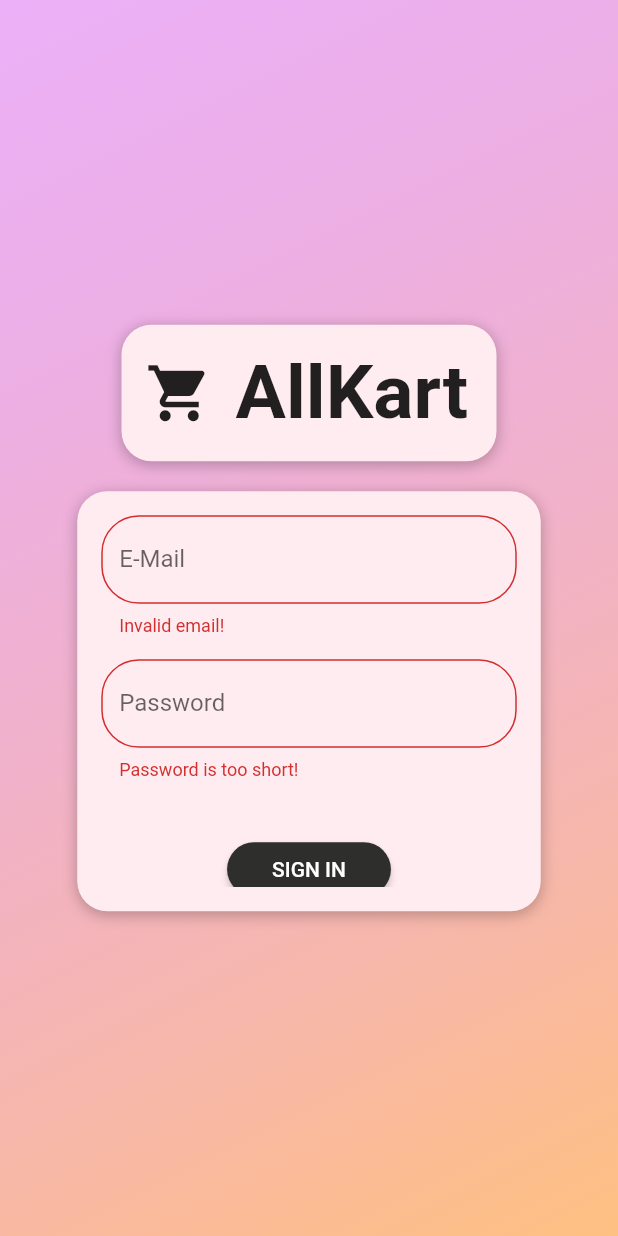
After one commit to pratikpwr/All-Kart, a Flutter app: the screen it shows after launch, after a tap on "SIGN IN", on a phone screen of 412 x 824 dp. The commit adds this screen. Run offline on Flutter 3.47's test engine with Material 2 defaults, Android fonts, the phone set to English and light mode, and no system bars; our stand-ins replace google_fonts, shared_preferences, toast; network calls fail.

Commit message:
auth complete

```diff
--- a/lib/main.dart
+++ b/lib/main.dart
@@ -1,3 +1,6 @@
+import './providers/auth.dart';
+import './screens/auth_screen.dart';
+import './widgets/splash_screen.dart';
 import './screens/edit_product_screen.dart';
 import './screens/user_products_screen.dart';
 import './providers/cart.dart';
@@ -21,8 +24,15 @@ class MyApp extends StatelessWidget {
   Widget build(BuildContext context) {
     return MultiProvider(
       providers: [
-        ChangeNotifierProvider<Products>(
-          create: (ctx) => Products(),
+        ChangeNotifierProvider<Auth>(
+          create: (ctx) => Auth(),
+        ),
+        ChangeNotifierProxyProvider<Auth, Products>(
+          create: (ctx) => Products(null, null, []),
+          update: (_, auth, previousProducts) => Products(
+              auth.token,
+              auth.userId,
+              previousProducts == null ? [] : previousProducts.items),
         ),
         ChangeNotifierProvider<Cart>(
           create: (ctx) => Cart(),
@@ -30,25 +40,40 @@ class MyApp extends StatelessWidget {
         ChangeNotifierProvider<Product>(
           create: (ctx) => Product(),
         ),
-        ChangeNotifierProvider<Orders>(
-          create: (ctx) => Orders(),
-        )
+        ChangeNotifierProxyProvider<Auth, Orders>(
+          create: (ctx) => Orders(null, null, []),
+          update: (ctx, auth, previousOrders) => Orders(auth.token, auth.userId,
+              previousOrders == null ? [] : previousOrders.orders),
+        ),
       ],
-      child: MaterialApp(
+      child: Consumer<Auth>(
+        builder: (ctx, auth, _) {
+          return MaterialApp(
             title: 'AllKart',
             debugShowCheckedModeBanner: false,
             theme: ThemeData(
                 //canvasColor: const Color(0xfff9f9f9)
                 canvasColor: const Color(0xffffecf0)),
-        initialRoute: '/',
+            home: auth.isAuth
+                ? ProductOverviewScreen()
+                : FutureBuilder(
+                    future: auth.tryAutoSignIn(),
+                    builder: (ctx, authResultSnapshot) =>
+                        authResultSnapshot.connectionState ==
+                                ConnectionState.waiting
+                            ? SplashScreen()
+                            : AuthScreen()),
             routes: {
-          '/': (context) => ProductOverviewScreen(),
+              '/product-overview': (context) => ProductOverviewScreen(),
               '/product-detail': (context) => ProductDetailScreen(),
               '/favorites': (context) => FavoritesScreen(),
               '/cart': (context) => CartScreen(),
               '/orders': (context) => OrderScreen(),
               '/userProducts': (context) => UserProductScreen(),
               '/editProducts': (context) => EditProductScreen(),
+              '/auth': (context) => AuthScreen(),
+            },
+          );
         },
       ),
     );
--- /dev/null
+++ b/lib/models/http_exception.dart
@@ -0,0 +1,11 @@
+class HttpException implements Exception {
+  final String message;
+
+  HttpException(this.message);
+
+  @override
+  String toString() {
+    return message;
+    // return super.toString(); // Instance of HttpException
+  }
+}
--- /dev/null
+++ b/lib/providers/auth.dart
@@ -0,0 +1,115 @@
+import 'dart:async';
+import 'dart:convert';
+import '../models/http_exception.dart';
+import 'package:flutter/material.dart';
+import 'package:http/http.dart' as http;
+import 'package:shared_preferences/shared_preferences.dart';
+
+class Auth with ChangeNotifier {
+  String _token;
+  String _userId;
+  DateTime _expiryDate;
+  Timer _authTimer;
+
+  bool get isAuth {
+    return token != null;
+  }
+
+  String get userId {
+    return _userId;
+  }
+
+  String get token {
+    if (_expiryDate != null &&
+        _expiryDate.isAfter(DateTime.now()) &&
+        _token != null) {
+      return _token;
+    }
+    return null;
+  }
+
+  Future<void> _authenticate(
+      String email, String password, String urlSegment) async {
+    try {
+      final url =
+          'https://identitytoolkit.googleapis.com/v1/accounts:$urlSegment?key=AIzaSyBhecDZ-kpyRgJa7zjdPXOr75bB0W80Aq0';
+      final response = await http.post(url,
+          body: json.encode({
+            'email': email,
+            'password': password,
+            'returnSecureToken': true
+          }));
+
+      final responseData = json.decode(response.body);
+      if (responseData['error'] != null) {
+        throw HttpException(responseData['error']['message']);
+      }
+      _token = responseData['idToken'];
+      _userId = responseData['localId'];
+      _expiryDate = DateTime.now()
+          .add(Duration(seconds: int.parse(responseData['expiresIn'])));
+      _autoSignOut();
+      notifyListeners();
+
+      final prefs = await SharedPreferences.getInstance();
+      final userData = json.encode({
+        'token': _token,
+        'userId': _userId,
+        'expiryDate': _expiryDate.toIso8601String()
+      });
+
+      prefs.setString('userData', userData);
+    } catch (error) {
+      throw error;
+    }
+  }
+
+  Future<void> signUp(String email, String password) async {
+    return _authenticate(email, password, 'signUp');
+  }
+
+  Future<void> signIn(String email, String password) async {
+    return _authenticate(email, password, 'signInWithPassword');
+  }
+
+  Future<bool> tryAutoSignIn() async {
+    final prefs = await SharedPreferences.getInstance();
+    if (!prefs.containsKey('userData')) {
+      return false;
+    }
+    final extractedUserData =
+        json.decode(prefs.getString('userData')) as Map<String, Object>;
+    final expiryDate = DateTime.parse(extractedUserData['expiryDate']);
+
+    if (expiryDate.isBefore(DateTime.now())) {
+      return false;
+    }
+    _token = extractedUserData['token'];
+    _userId = extractedUserData['userId'];
+    _expiryDate = expiryDate;
+    notifyListeners();
+    _autoSignOut();
+    return true;
+  }
+
+  Future<void> signOut() async {
+    _token = null;
+    _expiryDate = null;
+    _userId = null;
+    if (_authTimer != null) {
+      _authTimer.cancel();
+      _authTimer = null;
+    }
+    notifyListeners();
+    final prefs = await SharedPreferences.getInstance();
+    prefs.remove('userData');
+  }
+
+  void _autoSignOut() {
+    if (_authTimer != null) {
+      _authTimer.cancel();
+    }
+    final timeToExpiry = _expiryDate.difference(DateTime.now()).inSeconds;
+    _authTimer = Timer(Duration(seconds: timeToExpiry), signOut);
+  }
+}
--- a/lib/providers/orders.dart
+++ b/lib/providers/orders.dart
@@ -15,12 +15,18 @@ class OrderItem {
 class Orders with ChangeNotifier {
   List<OrderItem> _orders = [];
 
+  final String authToken;
+  final String userId;
+
+  Orders(this.authToken, this.userId, this._orders);
+
   List<OrderItem> get orders {
     return [..._orders];
   }
 
   Future<void> fetchAndSetOrder() async {
-    const url = 'https://allkart-6ac4e.firebaseio.com/orders.json';
+    final url =
+        'https://allkart-6ac4e.firebaseio.com/orders/$userId.json?auth=$authToken';
     try {
       final response = await http.get(url);
       final extractedOrder = json.decode(response.body) as Map<String, dynamic>;
@@ -51,7 +57,8 @@ class Orders with ChangeNotifier {
   }
 
   Future<void> addOrder(List<CartItem> cartItem, int total) async {
-    const url = 'https://allkart-6ac4e.firebaseio.com/orders.json';
+    final url =
+        'https://allkart-6ac4e.firebaseio.com/orders/$userId.json?auth=$authToken';
     final timeStamp = DateTime.now();
 
     final response = await http.post(url,
--- a/lib/providers/products.dart
+++ b/lib/providers/products.dart
@@ -5,6 +5,11 @@ import 'package:http/http.dart' as http;
 
 class Products extends ChangeNotifier {
   List<Product> _items = [];
+
+  final String authToken;
+  final String userId;
+
+  Products(this.authToken, this.userId, this._items);
 
   List<Product> get items {
     return [..._items];
@@ -23,8 +28,11 @@ class Products extends ChangeNotifier {
     notifyListeners();
   }
 
-  Future<void> fetchAndSetProducts() async {
-    const url = 'https://allkart-6ac4e.firebaseio.com/products.json';
+  Future<void> fetchAndSetProducts([bool isUserProducts = false]) async {
+    final filterString =
+        isUserProducts ? 'orderBy="creatorId"&equalTo="$userId"' : '';
+    var url =
+        'https://allkart-6ac4e.firebaseio.com/products.json?auth=$authToken&$filterString';
     try {
       final response = await http.get(url);
       final extractedData = json.decode(response.body) as Map<String, dynamic>;
@@ -32,6 +40,11 @@ class Products extends ChangeNotifier {
       if (extractedData == null) {
         return;
       }
+      url =
+          'https://allkart-6ac4e.firebaseio.com/userFavorite/$userId.json?auth=$authToken';
+      final favoriteResponse = await http.get(url);
+      final favoriteData = json.decode(favoriteResponse.body);
+
       extractedData.forEach((productId, productData) {
         loadedProducts.add(Product(
             id: productId,
@@ -39,7 +52,9 @@ class Products extends ChangeNotifier {
             description: productData['description'],
             imageUrl: productData['imageUrl'],
             price: productData['price'],
-            isFavorite: productData['isFavorite']));
+            isFavorite: favoriteData == null
+                ? false
+                : favoriteData[productId] ?? false));
       });
 
       _items = loadedProducts;
@@ -50,7 +65,8 @@ class Products extends ChangeNotifier {
   }
 
   Future<void> addProduct(Product product) async {
-    const url = 'https://allkart-6ac4e.firebaseio.com/products.json';
+    final url =
+        'https://allkart-6ac4e.firebaseio.com/products.json?auth=$authToken';
     try {
       final response = await http.post(
         url,
@@ -59,7 +75,7 @@ class Products extends ChangeNotifier {
           'description': product.description,
           'imageUrl': product.imageUrl,
           'price': product.price,
-          'isFavorite': product.isFavorite,
+          'creatorId': userId
         }),
       );
       final newProduct = Product(
@@ -81,7 +97,8 @@ class Products extends ChangeNotifier {
   Future<void> updateProduct(String id, Product newProduct) async {
     final productIndex = _items.indexWhere((element) => element.id == id);
     if (productIndex >= 0) {
-      final url = 'https://allkart-6ac4e.firebaseio.com/products/$id.json';
+      final url =
+          'https://allkart-6ac4e.firebaseio.com/products/$id.json?auth=$authToken';
       await http.patch(
         url,
         body: json.encode({
@@ -100,7 +117,8 @@ class Products extends ChangeNotifier {
 
   void deleteProduct(String id) {
     //optimistic updating
-    final url = 'https://allkart-6ac4e.firebaseio.com/products/$id.json';
+    final url =
+        'https://allkart-6ac4e.firebaseio.com/products/$id.json?auth=$authToken';
     final existingProductIndex =
         _items.indexWhere((element) => element.id == id);
     var existingProduct = _items[existingProductIndex];
--- /dev/null
+++ b/lib/screens/auth_screen.dart
@@ -0,0 +1,306 @@
+import 'dart:io';
+import '../providers/auth.dart';
+import 'package:flutter/material.dart';
+import 'package:google_fonts/google_fonts.dart';
+import 'package:provider/provider.dart';
+
+enum AuthMode { Signup, SignIn }
+
+class AuthScreen extends StatelessWidget {
+  static const routeName = '/auth';
+
+  @override
+  Widget build(BuildContext context) {
+    final deviceSize = MediaQuery.of(context).size;
+    // final transformConfig = Matrix4.rotationZ(-8 * pi / 180);
+    // transformConfig.translate(-10.0);
+    return Scaffold(
+      // resizeToAvoidBottomInset: false,
+      body: Stack(
+        children: <Widget>[
+          Container(
+            decoration: BoxDecoration(
+              gradient: LinearGradient(
+                colors: [
+                  Color.fromRGBO(215, 117, 255, 1).withOpacity(0.5),
+                  Color.fromRGBO(255, 188, 117, 1).withOpacity(0.9),
+                ],
+                begin: Alignment.topLeft,
+                end: Alignment.bottomRight,
+                stops: [0, 1],
+              ),
+            ),
+          ),
+          SingleChildScrollView(
+            child: Container(
+              height: deviceSize.height,
+              width: deviceSize.width,
+              child: Column(
+                mainAxisAlignment: MainAxisAlignment.center,
+                crossAxisAlignment: CrossAxisAlignment.center,
+                children: <Widget>[
+                  // app logo or name
+                  Container(
+                    width: 250,
+                    margin: EdgeInsets.only(bottom: 20.0),
+                    padding: EdgeInsets.all(16),
+                    decoration: BoxDecoration(
+                      borderRadius: BorderRadius.circular(20),
+                      color: Theme.of(context).canvasColor,
+                      boxShadow: [
+                        BoxShadow(
+                          blurRadius: 8,
+                          color: Colors.black26,
+                          offset: Offset(0, 2),
+                        )
+                      ],
+                    ),
+                    child: Row(
+                      children: <Widget>[
+                        Icon(
+                          Icons.shopping_cart,
+                          size: 45,
+                        ),
+                        SizedBox(
+                          width: 15,
+                        ),
+                        Text(
+                          'AllKart',
+                          style: GoogleFonts.titilliumWeb(
+                            fontSize: 50,
+                            fontWeight: FontWeight.bold,
+                          ),
+                        ),
+                      ],
+                    ),
+                  ),
+                  //auth card
+                  AuthCard(),
+                ],
+              ),
+            ),
+          ),
+        ],
+      ),
+    );
+  }
+}
+
+class AuthCard extends StatefulWidget {
+  const AuthCard({
+    Key key,
+  }) : super(key: key);
+
+  @override
+  _AuthCardState createState() => _AuthCardState();
+}
+
+class _AuthCardState extends State<AuthCard> {
+  final GlobalKey<FormState> _formKey = GlobalKey();
+  AuthMode _authMode = AuthMode.SignIn;
+  Map<String, String> _authData = {
+    'email': '',
+    'password': '',
+  };
+  var _isLoading = false;
+  final _passwordController = TextEditingController();
+
+  void _showError(String message) {
+    showDialog(
+        context: context,
+        builder: (ctx) {
+          return AlertDialog(
+            title: Text('An Error Occurred!'),
+            content: Text(message),
+            backgroundColor: Theme.of(context).canvasColor,
+            shape: RoundedRectangleBorder(
+                borderRadius: BorderRadius.all(Radius.circular(15))),
+            actions: <Widget>[
+              FlatButton(
+                  onPressed: () {
+                    Navigator.of(context).pop();
+                  },
+                  child: Text('Okay'))
+            ],
+          );
+        });
+  }
+
+  Future<void> _submit() async {
+    if (!_formKey.currentState.validate()) {
+      // Invalid!
+      return;
+    }
+    _formKey.currentState.save();
+    setState(() {
+      _isLoading = true;
+    });
+    try {
+      if (_authMode == AuthMode.SignIn) {
+        // Sign user in
+        await Provider.of<Auth>(context, listen: false)
+            .signIn(_authData['email'], _authData['password']);
+      } else {
+        await Provider.of<Auth>(context, listen: false)
+            .signUp(_authData['email'], _authData['password']);
+      }
+      Navigator.of(context).pushReplacementNamed('/product-overview');
+    } on HttpException catch (error) {
+      var errorMessage = 'Authentication Failed.';
+      if (error.toString().contains('EMAIL_EXISTS')) {
+        errorMessage = 'This email already exists.';
+      } else if (error.toString().contains('EMAIL_NOT_FOUND')) {
+        errorMessage = 'The user with this email not found.';
+      } else if (error.toString().contains('INVALID_PASSWORD')) {
+        errorMessage = 'Invalid password.';
+      } else if (error.toString().contains('INVALID_EMAIL')) {
+        errorMessage = 'This email is Invalid.';
+      } else if (error.toString().contains('WEAK_PASSWORD')) {
+        errorMessage = 'The password is Weak.';
+      }
+
+      _showError(errorMessage);
+    } catch (error) {
+      const errorMessage = 'Could Not Authenticate, try again later.';
+      _showError(errorMessage);
+    }
+    setState(() {
+      _isLoading = false;
+    });
+  }
+
+  void _switchAuthMode() {
+    if (_authMode == AuthMode.SignIn) {
+      setState(() {
+        _authMode = AuthMode.Signup;
+      });
+    } else {
+      setState(() {
+        _authMode = AuthMode.SignIn;
+      });
+    }
+  }
+
+  @override
+  Widget build(BuildContext context) {
+    final deviceSize = MediaQuery.of(context).size;
+    return Container(
+      height: _authMode == AuthMode.Signup ? 350 : 280,
+      decoration: BoxDecoration(
+        borderRadius: BorderRadius.circular(20),
+        color: Theme.of(context).canvasColor,
+        boxShadow: [
+          BoxShadow(
+            blurRadius: 8,
+            color: Colors.black26,
+            offset: Offset(0, 2),
+          )
+        ],
+      ),
+      constraints:
+          BoxConstraints(minHeight: _authMode == AuthMode.Signup ? 350 : 280),
+      width: deviceSize.width * 0.75,
+      padding: EdgeInsets.all(16.0),
+      child: Form(
+        key: _formKey,
+        child: SingleChildScrollView(
+          child: Column(
+            children: <Widget>[
+              TextFormField(
+                decoration: InputDecoration(
+                  labelText: 'E-Mail',
+                  border: new OutlineInputBorder(
+                    borderRadius: new BorderRadius.circular(25.0),
+                    borderSide: new BorderSide(),
+                  ),
+                ),
+                keyboardType: TextInputType.emailAddress,
+                validator: (value) {
+                  if (value.isEmpty || !value.contains('@')) {
+                    return 'Invalid email!';
+                  }
+                  return null;
+                },
+                onSaved: (value) {
+                  _authData['email'] = value;
+                },
+              ),
+              SizedBox(
+                height: 15,
+              ),
+              TextFormField(
+                decoration: InputDecoration(
+                  labelText: 'Password',
+                  border: new OutlineInputBorder(
+                    borderRadius: new BorderRadius.circular(25.0),
+                    borderSide: new BorderSide(),
+                  ),
+                ),
+                obscureText: true,
+                controller: _passwordController,
+                validator: (value) {
+                  if (value.isEmpty || value.length < 5) {
+                    return 'Password is too short!';
+                  }
+                  return null;
+                },
+                onSaved: (value) {
+                  _authData['password'] = value;
+                },
+              ),
+              SizedBox(
+                height: 15,
+              ),
+              if (_authMode == AuthMode.Signup)
+                TextFormField(
+                  enabled: _authMode == AuthMode.Signup,
+                  decoration: InputDecoration(
+                    labelText: 'Confirm Password',
+                    border: new OutlineInputBorder(
+                      borderRadius: new BorderRadius.circular(25.0),
+                      borderSide: new BorderSide(),
+                    ),
+                  ),
+                  obscureText: true,
+                  validator: _authMode == AuthMode.Signup
+                      ? (value) {
+                          if (value != _passwordController.text) {
+                            return 'Passwords do not match!';
+                          }
+                          return null;
+                        }
+                      : null,
+                ),
+              SizedBox(
+                height: 20,
+              ),
+              if (_isLoading)
+                CircularProgressIndicator()
+              else
+                RaisedButton(
+                  child: Text(
+                      _authMode == AuthMode.SignIn ? 'SIGN IN' : 'SIGN UP'),
+                  onPressed: _submit,
+                  shape: RoundedRectangleBorder(
+                    borderRadius: BorderRadius.circular(30),
+                  ),
+                  padding:
+                      EdgeInsets.symmetric(horizontal: 30.0, vertical: 8.0),
+                  color: const Color(0xff2e2e2d),
+                  textColor: Theme.of(context).primaryTextTheme.button.color,
+                ),
+              FlatButton(
+                child: Text(
+                    'OR ${_authMode == AuthMode.SignIn ? 'SIGN UP' : 'SIGN IN'}'),
+                onPressed: _switchAuthMode,
+                padding: EdgeInsets.symmetric(horizontal: 30.0, vertical: 4),
+                materialTapTargetSize: MaterialTapTargetSize.shrinkWrap,
+                textColor: const Color(0xff2e2e2d),
+              ),
+            ],
+          ),
+        ),
+      ),
+    );
+  }
+}
--- a/lib/screens/cart_screen.dart
+++ b/lib/screens/cart_screen.dart
@@ -22,7 +22,8 @@ class CartScreen extends StatelessWidget {
             title: 'Your Cart',
             leading: Icons.arrow_back,
             leadingOnTap: () {
-              Navigator.popUntil(context, ModalRoute.withName('/'));
+              Navigator.popUntil(
+                  context, ModalRoute.withName('/product-overview'));
             },
             isCart: false,
           ),
--- a/lib/screens/edit_product_screen.dart
+++ b/lib/screens/edit_product_screen.dart
@@ -140,6 +140,10 @@ class _EditProductScreenState extends State<EditProductScreen> {
             leading: Icons.arrow_back,
             leadingOnTap: () {
               Navigator.of(context).pop();
+            },
+            trailing: Icons.save,
+            trailingOnTap: () {
+              _saveForm();
             },
             isCart: false,
           ),
--- a/lib/screens/product_detail_screen.dart
+++ b/lib/screens/product_detail_screen.dart
@@ -1,3 +1,4 @@
+import '../providers/auth.dart';
 import '../providers/cart.dart';
 import '../providers/product.dart';
 import '../widgets/badge.dart';
@@ -16,6 +17,7 @@ class ProductDetailScreen extends StatelessWidget {
     final loadedItem = Provider.of<Products>(context).findById(productId);
     final cart = Provider.of<Cart>(context);
     Provider.of<Product>(context);
+    final authData = Provider.of<Auth>(context, listen: false);
 
     final double screenHeight =
         MediaQuery.of(context).size.height - MediaQuery.of(context).padding.top;
@@ -141,7 +143,8 @@ class ProductDetailScreen extends StatelessWidget {
                         color: Colors.white,
                         iconSize: 40,
                         onPressed: () {
-                          product.toggleFavoriteStatus();
+                          product.toggleFavoriteStatus(
+                              authData.token, authData.userId);
                         },
                       );
                     },
--- a/lib/screens/products_overview_screen.dart
+++ b/lib/screens/products_overview_screen.dart
@@ -6,6 +6,8 @@ import '../widgets/my_appBar.dart';
 import 'package:flutter/material.dart';
 
 class ProductOverviewScreen extends StatefulWidget {
+  static const routeName = '/product-overview';
+
   @override
   _ProductOverviewScreenState createState() => _ProductOverviewScreenState();
 }
--- a/lib/widgets/product_gridTile.dart
+++ b/lib/widgets/product_gridTile.dart
@@ -1,3 +1,5 @@
+import '../providers/auth.dart';
+
 import '../providers/product.dart';
 import 'package:flutter/material.dart';
 import 'package:google_fonts/google_fonts.dart';
@@ -7,7 +9,7 @@ class ProductGridTile extends StatelessWidget {
   @override
   Widget build(BuildContext context) {
     final product = Provider.of<Product>(context);
-
+    final authData = Provider.of<Auth>(context , listen: false);
     return Column(
       crossAxisAlignment: CrossAxisAlignment.start,
       children: <Widget>[
@@ -36,7 +38,7 @@ class ProductGridTile extends StatelessWidget {
                           ? Icons.favorite
                           : Icons.favorite_border),
                       onPressed: () {
-                        product.toggleFavoriteStatus();
+                        product.toggleFavoriteStatus(authData.token , authData.userId);
                       },
                     );
                   },
--- /dev/null
+++ b/lib/widgets/splash_screen.dart
@@ -0,0 +1,12 @@
+import 'package:flutter/material.dart';
+
+class SplashScreen extends StatelessWidget {
+  @override
+  Widget build(BuildContext context) {
+    return Scaffold(
+      body: Center(
+        child: Text('Loading...'),
+      ),
+    );
+  }
+}
--- a/pubspec.yaml
+++ b/pubspec.yaml
@@ -25,6 +25,7 @@ dependencies:
   provider: ^4.3.1
   intl: ^0.16.1
   http: ^0.12.2
+  shared_preferences: ^0.5.8
   toast: ^0.1.5
   flutter:
     sdk: flutter
```
Also changed, not shown: lib/providers/product.dart (+7 -6 lines), lib/screens/user_products_screen.dart (+14 -4 lines), lib/widgets/app_drawer.dart (+16 -1 lines), lib/widgets/my_appBar.dart (+13 -2 lines), pubspec.lock. Lines whose indentation alone changed are shown as unchanged.
